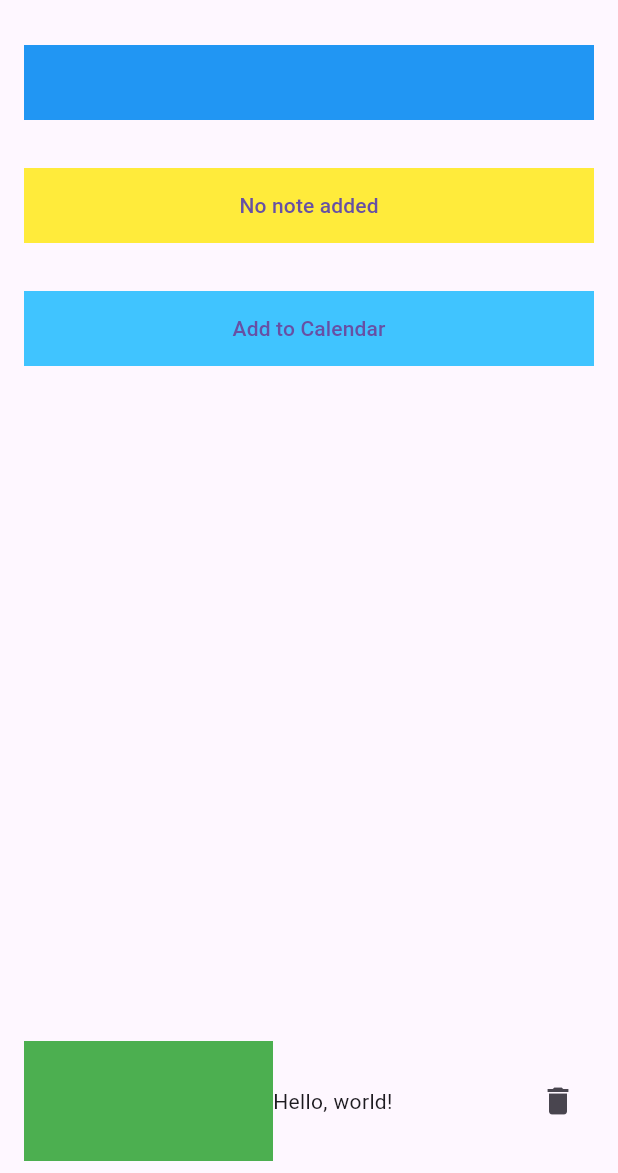
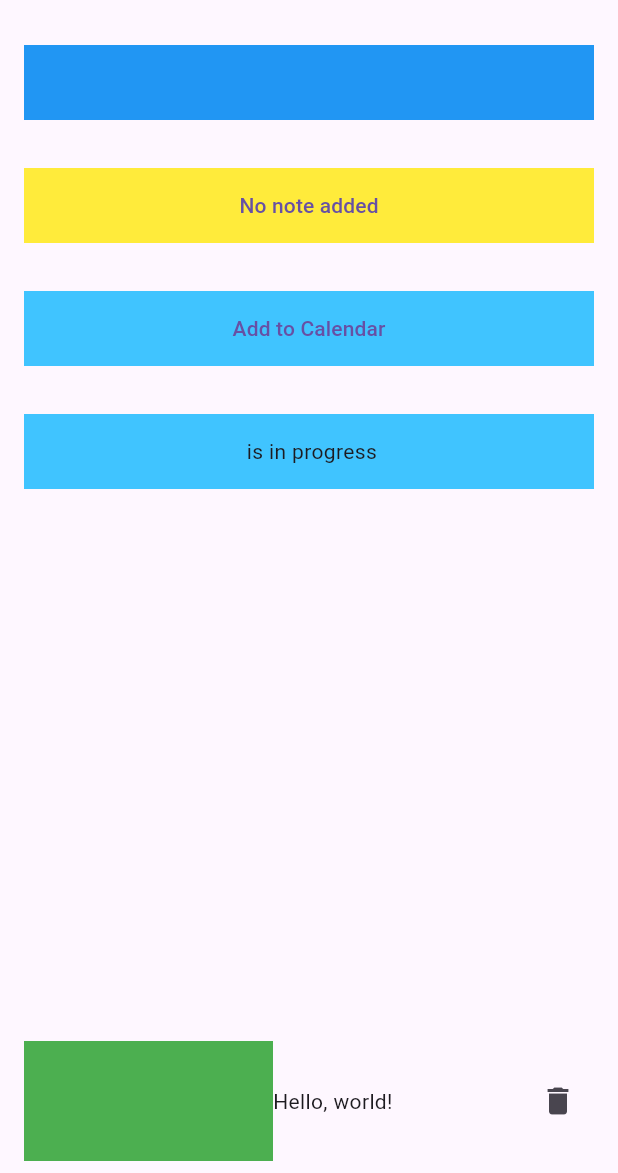
Before and after one commit to futurechallenger/flutter_todo, a Flutter app: the DetailPage screen opened directly with empty values, on a phone screen of 412 x 824 dp, the part 63-1236 px from its top. Run offline on Flutter 3.47's test engine with Material 3 defaults, Android fonts, the phone set to English and light mode, and no system bars; our stand-ins replace freezed_annotation, get; missing offline and left inert: adaptive_action_sheet, calendar_plugin; generated files the repository leaves out were written again; network calls fail.

```diff
--- a/lib/l10n/app_zh.arb
+++ b/lib/l10n/app_zh.arb
@@ -2,5 +2,6 @@
     "@@locale": "zh",
     "appTitle": "提醒事项",
     "todo": "提醒事项",
-    "settings": "设置"
+    "settings": "设置",
+    "todoStatus": "{todoTitle}的状态是{status}"
 }
--- a/lib/src/getx/pages/detail_page.dart
+++ b/lib/src/getx/pages/detail_page.dart
@@ -4,6 +4,12 @@ import 'package:flutter_todo/src/getx/controllers/home_controller.dart';
 import 'package:flutter_todo/src/getx/widgets/text_alert_dialog.dart';
 import 'package:flutter_todo/src/models/todo_model.dart';
 import 'package:get/get.dart';
+import 'package:flutter_gen/gen_l10n/app_localizations.dart';
+
+String todoStatusString(int? status) {
+  if (status == null || status == 0) return 'in progress';
+  return 'completed';
+}
 
 class DetailPage extends StatelessWidget {
   DetailPage({super.key, required this.todoItem});
@@ -86,6 +92,16 @@ class DetailPage extends StatelessWidget {
                       child: const Text('Add to Calendar')),
                 ),
               ),
+              Padding(
+                padding: const EdgeInsets.all(16),
+                child: Container(
+                    height: 50.0,
+                    color: Colors.lightBlueAccent,
+                    child: Center(
+                        child: Text(AppLocalizations.of(context)!.todoStatus(
+                            todoStatusString(_.rxTodoItem().status),
+                            _.rxTodoItem().content)))),
+              ),
               const Spacer(
                 flex: 1,
               ),
```
Also changed, not shown: lib/l10n/app_en.arb (+16 -1 lines).
